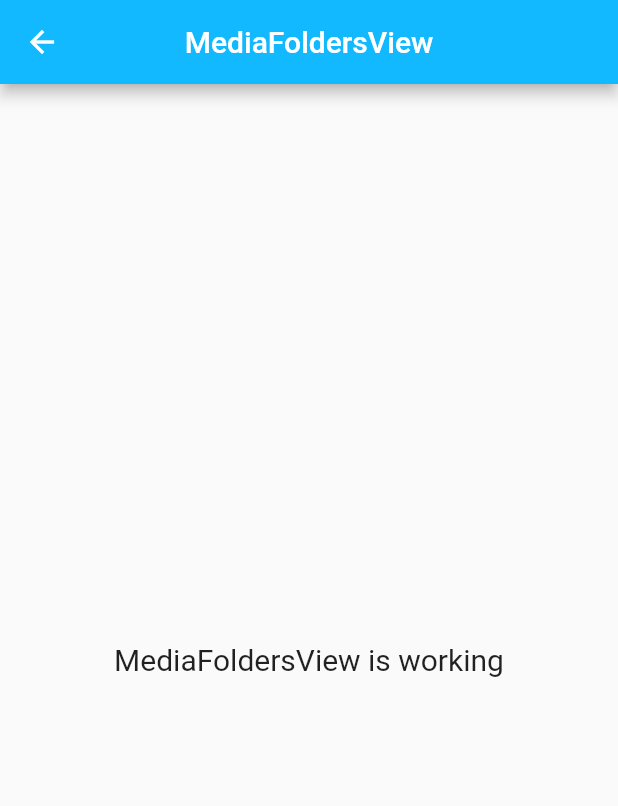
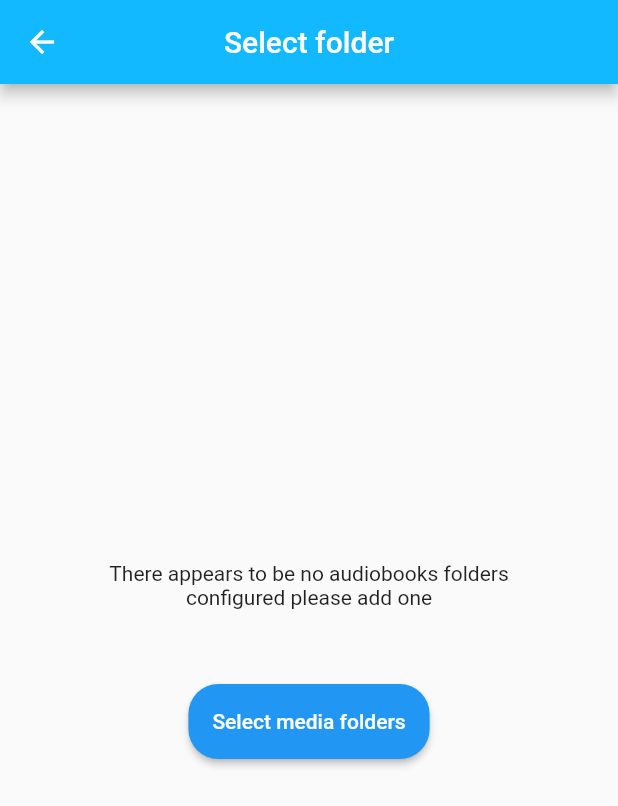
Before and after one commit to materoy/Audiobooks, a Flutter app: the MediaFoldersView screen opened by its route, on a phone screen of 412 x 824 dp. Shown: the top 806 px of the screen. Run offline on Flutter 3.47's test engine with Material 2 defaults, Android fonts, the phone set to English and light mode, and no system bars; our stand-ins replace file_picker, get, get_storage, sqflite; accounts and stored records are empty; generated files the repository leaves out were written again.

Commit message:
Added select media folder

```diff
--- a/lib/app/modules/home/controllers/home_controller.dart
+++ b/lib/app/modules/home/controllers/home_controller.dart
@@ -1,16 +1,20 @@
+import 'package:audiobooks/app/routes/app_pages.dart';
 import 'package:audiobooks/app/utils/database.dart';
 import 'package:get/get.dart';
-import 'package:get_storage/get_storage.dart';
 
 class HomeController extends GetxController {
   final LocalDatabase localDatabase = LocalDatabase();
-  final GetStorage _localStorage = GetStorage();
 
   @override
   void onInit() {
+    // Checks if the databse schema is initialized
     openDatabase().then((databaseOpen) async {
       if (databaseOpen) await localDatabase.initializeDatabaseSchema();
+      // Checks if there are loaded paths
+      checkDirectoryPathsExist().then((directoryLoaded) =>
+          !directoryLoaded ? Get.toNamed(Routes.MEDIA_FOLDERS) : null);
     });
+
     super.onInit();
   }
 
@@ -27,6 +31,6 @@ class HomeController extends GetxController {
   Future<bool> checkDirectoryPathsExist() async {
     final results =
         await localDatabase.query(table: LocalDatabase.directoryPaths);
-    return results.isBlank!;
+    return !results.isBlank!;
   }
 }
--- a/lib/app/modules/home/views/home_view.dart
+++ b/lib/app/modules/home/views/home_view.dart
@@ -1,4 +1,3 @@
-import 'package:audiobooks/app/utils/database.dart';
 import 'package:flutter/cupertino.dart';
 import 'package:flutter/material.dart';
 
@@ -8,9 +7,8 @@ import '../controllers/home_controller.dart';
 class HomeView extends GetView<HomeController> {
   @override
   Widget build(BuildContext context) {
-    controller
-        .checkDirectoryPathsExist()
-        .then((value) => print("Does path exist ? $value"));
+    controller.onReady();
+    // controller.localDatabase.resetDatabase();
     return Scaffold(body: Container());
   }
 }
--- a/lib/app/modules/media_folders/views/media_folders_view.dart
+++ b/lib/app/modules/media_folders/views/media_folders_view.dart
@@ -9,13 +9,59 @@ class MediaFoldersView extends GetView<MediaFoldersController> {
   Widget build(BuildContext context) {
     return Scaffold(
       appBar: AppBar(
-        title: Text('MediaFoldersView'),
+        title: const Text('Select folder'),
         centerTitle: true,
       ),
-      body: Center(
-        child: Text(
-          'MediaFoldersView is working',
-          style: TextStyle(fontSize: 20),
+      body: Obx(
+        () => Center(
+          child: controller.mediaFolders.isBlank!
+              ? Column(
+                  mainAxisAlignment: MainAxisAlignment.center,
+                  children: [
+                    const Padding(
+                      padding: EdgeInsets.symmetric(horizontal: 40),
+                      child: Text(
+                        'There appears to be no audiobooks folders configured please add one',
+                        textAlign: TextAlign.center,
+                      ),
+                    ),
+                    const SizedBox(height: 50),
+                    ElevatedButton(
+                        onPressed: () async {
+                          String? path = await controller.selectFolder();
+                          print(path);
+                        },
+                        style: ElevatedButton.styleFrom(
+                            minimumSize: const Size(50, 50),
+                            shape: RoundedRectangleBorder(
+                                borderRadius: BorderRadius.circular(20))),
+                        child: const Text('Select media folders')),
+                  ],
+                )
+              : Column(mainAxisAlignment: MainAxisAlignment.center, children: [
+                  ...List.generate(
+                      controller.mediaFolders.length,
+                      (index) => Container(
+                            margin: const EdgeInsets.all(10.0),
+                            padding: const EdgeInsets.all(15.0),
+                            decoration: BoxDecoration(
+                                border: Border.all(
+                              color: Colors.blue.shade600,
+                              width: 2.0,
+                            )),
+                            child: Text(controller.mediaFolders[index]),
+                          )),
+                  ElevatedButton(
+                      onPressed: () async {
+                        String? path = await controller.selectFolder();
+                        print(path);
+                      },
+                      style: ElevatedButton.styleFrom(
+                          minimumSize: const Size(50, 50),
+                          shape: RoundedRectangleBorder(
+                              borderRadius: BorderRadius.circular(20))),
+                      child: const Text('Add media folders')),
+                ]),
         ),
       ),
     );
--- a/pubspec.yaml
+++ b/pubspec.yaml
@@ -11,7 +11,7 @@ dependencies:
   flutter_localizations:
     sdk: flutter
   cupertino_icons: ^1.0.3
-  easy_folder_picker: ^1.1.1
+  file_picker: ^3.0.3
   flutter_media_metadata: ^0.1.0
   get: 4.1.4
   get_storage: ^2.0.2
```
Also changed, not shown: lib/app/modules/media_folders/controllers/media_folders_controller.dart (+39 -8 lines), lib/app/utils/database.dart (+28 -25 lines), pubspec.lock, 1 other file.
